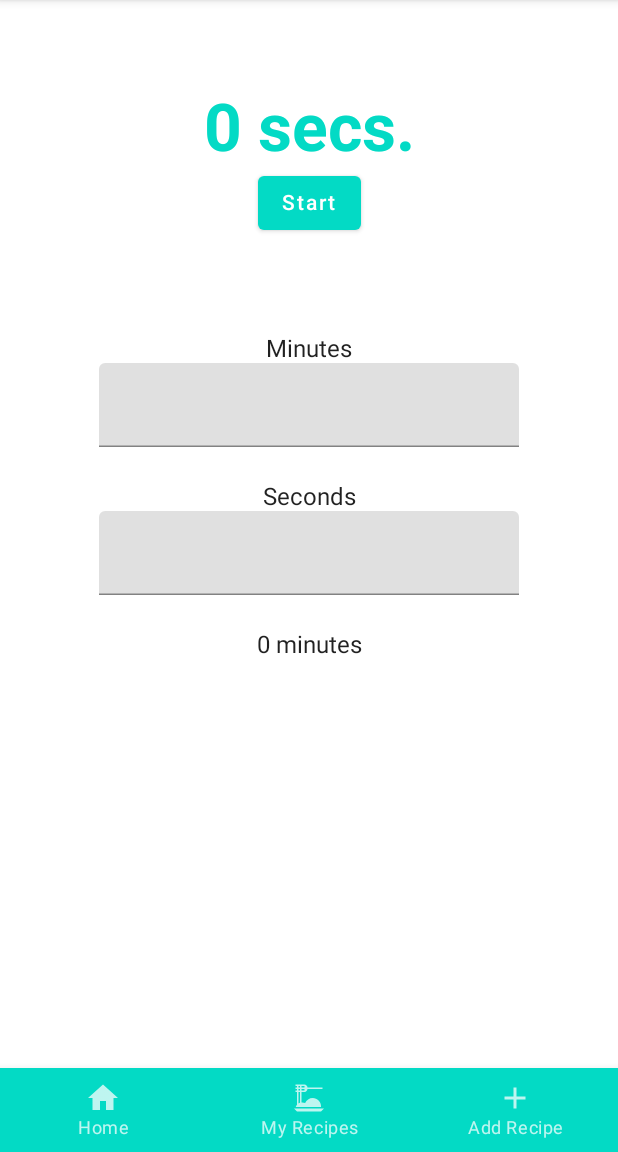
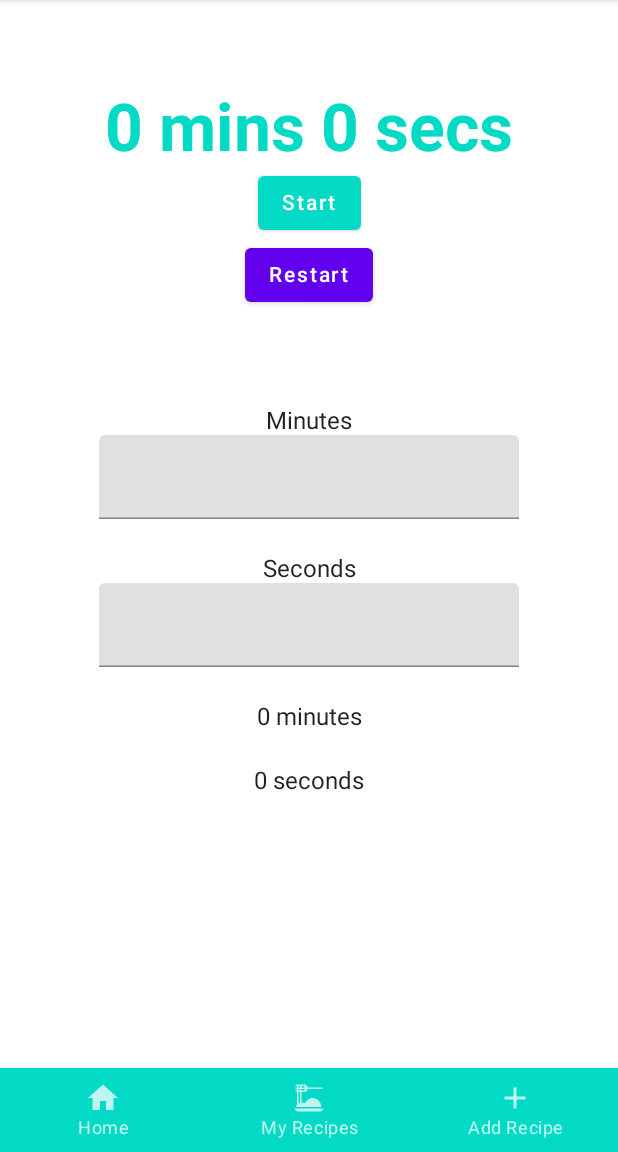
Before and after one commit to alanahbell10/CookbookApp, an Android app built with Jetpack Compose: the screen it shows after launch (MainActivity), on a phone screen of 412 x 824 dp, the part 84-1236 px from its top. Run offline under Robolectric (Android 15) with nearby library versions, the phone set to English and light mode, and no system bars.

Commit message:
added restart button and updated time display

```diff
--- a/app/src/main/java/towson/cosc435/cookbook/screens/CookingTimer.kt
+++ b/app/src/main/java/towson/cosc435/cookbook/screens/CookingTimer.kt
@@ -16,11 +16,19 @@ import androidx.navigation.NavHostController
 import kotlinx.coroutines.delay
 import java.math.RoundingMode
 import java.util.*
+import kotlin.concurrent.timer
 
 fun getMinutes(totalTime: Long) : Long {
-    var minutes: Long = 0;
+    var minutes: Long = 0
     minutes = (totalTime / 60000).toBigDecimal().setScale(1, RoundingMode.FLOOR).toLong()
     return minutes
+}
+
+fun getSeconds(totalTime: Long) : Long {
+    var seconds: Long = 0
+    var minRemainder = totalTime % 60000
+    seconds = minRemainder / 1000
+    return seconds
 }
 @Composable
 fun CookingTimer() {
@@ -44,16 +52,9 @@ fun CookingTimer() {
 
 
         Spacer(modifier = Modifier.padding(30.dp))
-        Row() {
-            Text(
-                text = (currentTime / 1000L).toString() + " secs.",
-                fontSize = 44.sp,
-                fontWeight = FontWeight.Bold,
-                color = MaterialTheme.colors.secondary
-            )
-        }
+        getDisplayTime(currentTime = currentTime)
         LaunchedEffect(key1 = currentTime, key2 = timerRunning) {
-            if(currentTime > 0 && timerRunning) {
+            if(currentTime > 0 && timerRunning == true) {
                 delay(100L)
                 currentTime -= 100L
                 value = currentTime / totalTime.toFloat()
@@ -66,6 +67,7 @@ fun CookingTimer() {
                     if(currentTime <= 0L) {
                         currentTime = totalTime
                         timerRunning = true
+
                     } else {
                         timerRunning = !timerRunning
                     } },
@@ -86,6 +88,17 @@ fun CookingTimer() {
                 )
             }
         }
+        Row() {
+            Button(onClick = {
+                currentTime = 0
+                timerRunning = false
+                enterMins.value = "0"
+                enterSecs.value = "0"
+            }) {
+                Text("Restart")
+
+            }
+        }
         Spacer(modifier = Modifier.padding(32.dp))
         Text("Minutes")
         TextField(value = enterMins.value, onValueChange = { enterMins.value = it })
@@ -95,8 +108,36 @@ fun CookingTimer() {
         TextField(value = enterSecs.value, onValueChange = { enterSecs.value = it })
 
         Spacer(modifier = Modifier.padding(12.dp))
-        Text(getMinutes(totalTime).toString() + " minutes")
+        Text(getMinutes(currentTime).toString() + " minutes")
+        Spacer(modifier = Modifier.padding(12.dp))
+        Text(getSeconds(currentTime).toString() + " seconds")
 
 
     }
 }
+
+@Composable
+fun getDisplayTime(currentTime: Long) {
+    Row() {
+        if (getMinutes(currentTime) < 0L) {
+            Text(
+                text = getSeconds(currentTime).toString() + " secs.",
+                fontSize = 44.sp,
+                fontWeight = FontWeight.Bold,
+                color = MaterialTheme.colors.secondary
+            )
+        } else {
+            Text(
+                text = getMinutes(currentTime).toString() + " mins "+ getSeconds(currentTime).toString() + " secs",
+                fontSize = 44.sp,
+                fontWeight = FontWeight.Bold,
+                color = MaterialTheme.colors.secondary
+            )
+        }
+    }
+}
+
+@Composable
+fun restartButton() {
+
+}
```
